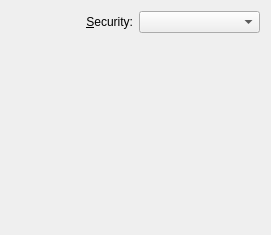
The window that libs/ui/security/wirelesssecurity.ui (netrunner-debian-kde-extras/networkmanagement) describes before a commit, drawn with Qt 5.
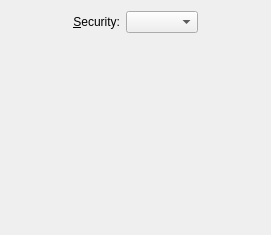
The same window after the commit. Custom widgets are drawn as their Qt base class.

Patch:
```diff
--- a/libs/ui/security/wirelesssecurity.ui
+++ b/libs/ui/security/wirelesssecurity.ui
@@ -16,6 +16,19 @@
   <layout class="QVBoxLayout" name="verticalLayout">
    <item>
     <layout class="QHBoxLayout" name="horizontalLayout">
+     <item>
+      <spacer name="horizontalSpacer_2">
+       <property name="orientation">
+        <enum>Qt::Horizontal</enum>
+       </property>
+       <property name="sizeHint" stdset="0">
+        <size>
+         <width>40</width>
+         <height>20</height>
+        </size>
+       </property>
+      </spacer>
+     </item>
      <item>
       <widget class="QLabel" name="label">
        <property name="text">
@@ -32,11 +45,39 @@
      <item>
       <widget class="KComboBox" name="cboType"/>
      </item>
+     <item>
+      <spacer name="horizontalSpacer">
+       <property name="orientation">
+        <enum>Qt::Horizontal</enum>
+       </property>
+       <property name="sizeHint" stdset="0">
+        <size>
+         <width>40</width>
+         <height>20</height>
+        </size>
+       </property>
+      </spacer>
+     </item>
     </layout>
    </item>
    <item>
-    <widget class="QStackedWidget" name="securityWidgets">
-    </widget>
+    <spacer name="verticalSpacer">
+     <property name="orientation">
+      <enum>Qt::Vertical</enum>
+     </property>
+     <property name="sizeType">
+      <enum>QSizePolicy::Fixed</enum>
+     </property>
+     <property name="sizeHint" stdset="0">
+      <size>
+       <width>20</width>
+       <height>12</height>
+      </size>
+     </property>
+    </spacer>
+   </item>
+   <item>
+    <widget class="QStackedWidget" name="securityWidgets"/>
    </item>
   </layout>
  </widget>
```
